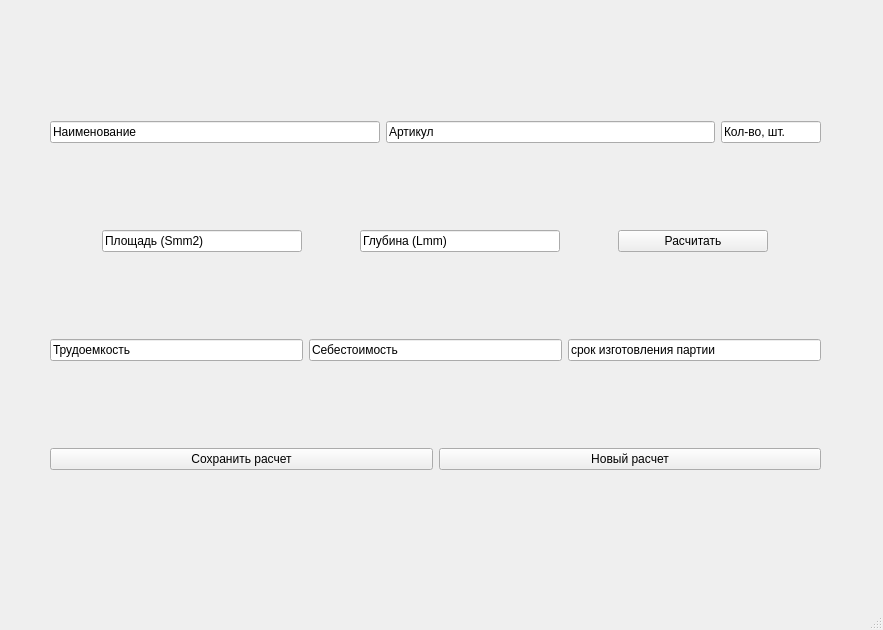
This is Kalkulation.ui in xah-t/pyqtexam as Qt 5 draws it before an edit. The edited form follows.
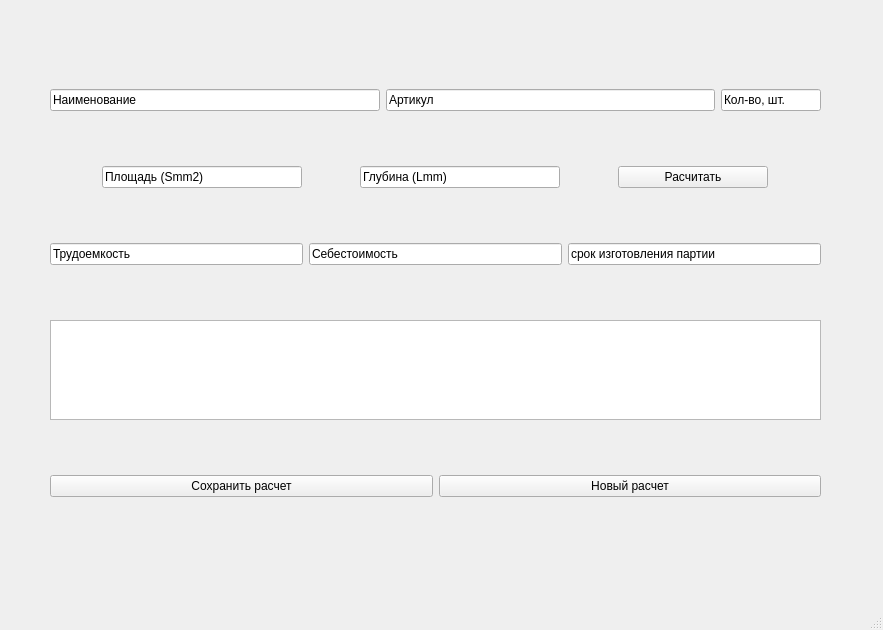
This is the edited form.

Patch:
```diff
--- a/Kalkulation.ui
+++ b/Kalkulation.ui
@@ -20,7 +20,7 @@
    <string>MainWindow</string>
   </property>
   <widget class="QWidget" name="centralwidget">
-   <widget class="QWidget" name="">
+   <widget class="QWidget" name="layoutWidget">
     <property name="geometry">
      <rect>
       <x>50</x>
@@ -165,6 +165,16 @@
        </item>
       </layout>
      </item>
+     <item>
+      <widget class="QTableView" name="tableView">
+       <property name="maximumSize">
+        <size>
+         <width>16777215</width>
+         <height>100</height>
+        </size>
+       </property>
+      </widget>
+     </item>
      <item>
       <layout class="QHBoxLayout" name="horizontalLayout_4">
        <item>
```
